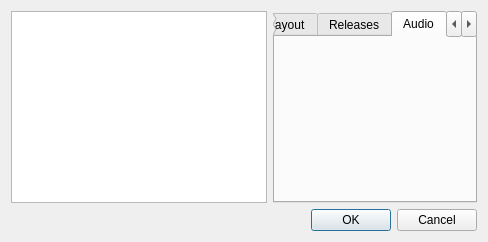
tbsp/citra-valentin, file src/citra_qt/configuration/configure.ui: the form before one commit.
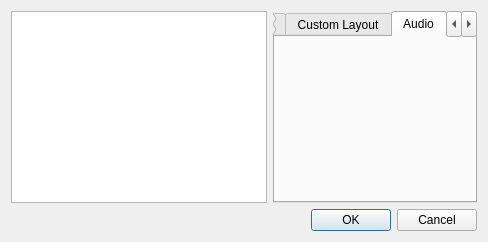
The form after the commit. The open tabs and pages were chosen to show the change. Custom widgets are drawn as their Qt base class.

```diff
--- a/src/citra_qt/configuration/configure.ui
+++ b/src/citra_qt/configuration/configure.ui
@@ -51,11 +51,6 @@
          <string>Custom Layout</string>
         </attribute>
        </widget>
-       <widget class="ConfigureReleases" name="releasesTab">
-        <attribute name="title">
-         <string>Releases</string>
-        </attribute>
-       </widget>
        <widget class="ConfigureAudio" name="audioTab">
         <attribute name="title">
          <string>Audio</string>
@@ -167,12 +162,6 @@
    <header>configuration/configure_custom_layout.h</header>
    <container>1</container>
   </customwidget>
-  <customwidget>
-   <class>ConfigureReleases</class>
-   <extends>QWidget</extends>
-   <header>configuration/configure_releases.h</header>
-   <container>1</container>
-  </customwidget>
  </customwidgets>
  <resources/>
  <connections>
```
